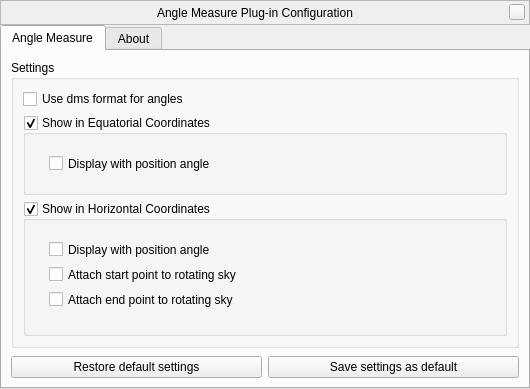
Qt form plugins/AngleMeasure/src/gui/angleMeasureDialog.ui (519984307/stellarium_src) before a commit.
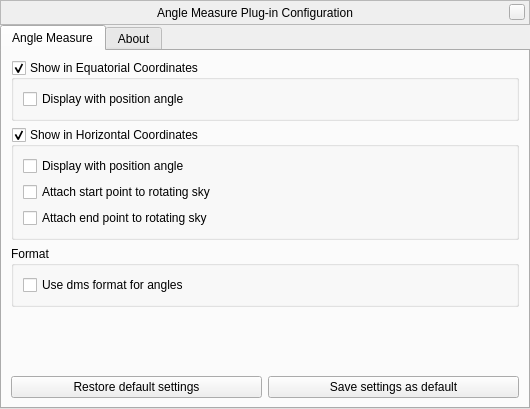
The same form after that commit. Custom widgets are drawn as their Qt base class.

Commit message: Updated GUI for Angle Measure plugin and added new lines for translation

Diff of the .ui file:
```diff
--- a/plugins/AngleMeasure/src/gui/angleMeasureDialog.ui
+++ b/plugins/AngleMeasure/src/gui/angleMeasureDialog.ui
@@ -7,7 +7,7 @@
     <x>0</x>
     <y>0</y>
     <width>530</width>
-    <height>372</height>
+    <height>409</height>
    </rect>
   </property>
   <property name="windowTitle">
@@ -146,22 +146,6 @@
       </attribute>
       <layout class="QVBoxLayout" name="verticalLayout_3">
        <item>
-        <widget class="QGroupBox" name="displayBox">
-         <property name="title">
-          <string>Settings</string>
-         </property>
-         <property name="flat">
-          <bool>true</bool>
-         </property>
-         <layout class="QVBoxLayout" name="verticalLayout">
-          <item>
-           <widget class="QCheckBox" name="useDmsFormatCheckBox">
-            <property name="text">
-             <string>Use dms format for angles</string>
-            </property>
-           </widget>
-          </item>
-          <item>
            <widget class="QGroupBox" name="showEquatorial_GroupBox">
             <property name="sizePolicy">
              <sizepolicy hsizetype="Preferred" vsizetype="Preferred">
@@ -169,12 +153,6 @@
               <verstretch>0</verstretch>
              </sizepolicy>
             </property>
-            <property name="minimumSize">
-             <size>
-              <width>0</width>
-              <height>80</height>
-             </size>
-            </property>
             <property name="title">
              <string>Show in Equatorial Coordinates</string>
             </property>
@@ -184,32 +162,22 @@
             <property name="checkable">
              <bool>true</bool>
             </property>
+         <layout class="QGridLayout" name="gridLayout">
+          <item row="0" column="0">
             <widget class="QCheckBox" name="showPositionAngleCheckBox">
              <property name="enabled">
               <bool>true</bool>
              </property>
-             <property name="geometry">
-              <rect>
-               <x>26</x>
-               <y>40</y>
-               <width>400</width>
-               <height>17</height>
-              </rect>
-             </property>
              <property name="text">
               <string>Display with position angle</string>
              </property>
             </widget>
+          </item>
+         </layout>
            </widget>
           </item>
           <item>
            <widget class="QGroupBox" name="showHorizontal_GroupBox">
-            <property name="minimumSize">
-             <size>
-              <width>0</width>
-              <height>135</height>
-             </size>
-            </property>
             <property name="title">
              <string>Show in Horizontal Coordinates</string>
             </property>
@@ -219,15 +187,9 @@
             <property name="checkable">
              <bool>true</bool>
             </property>
+         <layout class="QGridLayout" name="gridLayout_2">
+          <item row="0" column="0">
             <widget class="QCheckBox" name="showPositionAngleHorizontalCheckBox">
-             <property name="geometry">
-              <rect>
-               <x>26</x>
-               <y>40</y>
-               <width>484</width>
-               <height>17</height>
-              </rect>
-             </property>
              <property name="toolTip">
               <string>(e.g. for Dobson starhopping)</string>
              </property>
@@ -235,32 +197,38 @@
               <string>Display with position angle </string>
              </property>
             </widget>
+          </item>
+          <item row="1" column="0">
             <widget class="QCheckBox" name="azAltStartOnSkyCheckBox">
-             <property name="geometry">
-              <rect>
-               <x>26</x>
-               <y>65</y>
-               <width>400</width>
-               <height>17</height>
-              </rect>
-             </property>
              <property name="text">
               <string>Attach start point to rotating sky</string>
              </property>
             </widget>
+          </item>
+          <item row="2" column="0">
             <widget class="QCheckBox" name="azAltEndOnSkyCheckBox">
-             <property name="geometry">
-              <rect>
-               <x>26</x>
-               <y>90</y>
-               <width>400</width>
-               <height>17</height>
-              </rect>
-             </property>
              <property name="text">
               <string>Attach end point to rotating sky</string>
              </property>
             </widget>
+          </item>
+         </layout>
+        </widget>
+       </item>
+       <item>
+        <widget class="QGroupBox" name="displayBox">
+         <property name="title">
+          <string>Format</string>
+         </property>
+         <property name="flat">
+          <bool>true</bool>
+         </property>
+         <layout class="QGridLayout" name="gridLayout_3">
+          <item row="0" column="0">
+           <widget class="QCheckBox" name="useDmsFormatCheckBox">
+            <property name="text">
+             <string>Use dms format for angles</string>
+            </property>
            </widget>
           </item>
          </layout>
```
Lines whose indentation alone changed are shown as unchanged.
